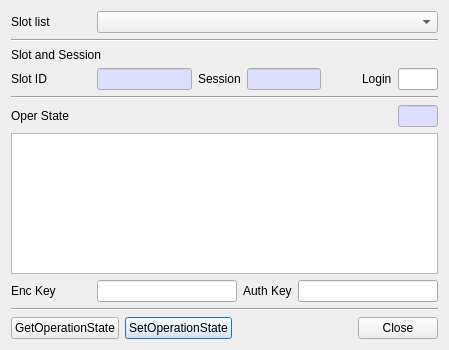
Qt form CryptokiMan/oper_state_dlg.ui (jykim74/CryptokiMan) before a commit.
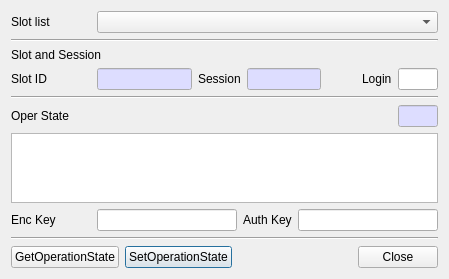
The same form after that commit.

Commit message: UI 조절

```diff
--- a/CryptokiMan/oper_state_dlg.ui
+++ b/CryptokiMan/oper_state_dlg.ui
@@ -7,7 +7,7 @@
     <x>0</x>
     <y>0</y>
     <width>449</width>
-    <height>350</height>
+    <height>277</height>
    </rect>
   </property>
   <property name="windowTitle">
```
The commit also changes 4 other files.
